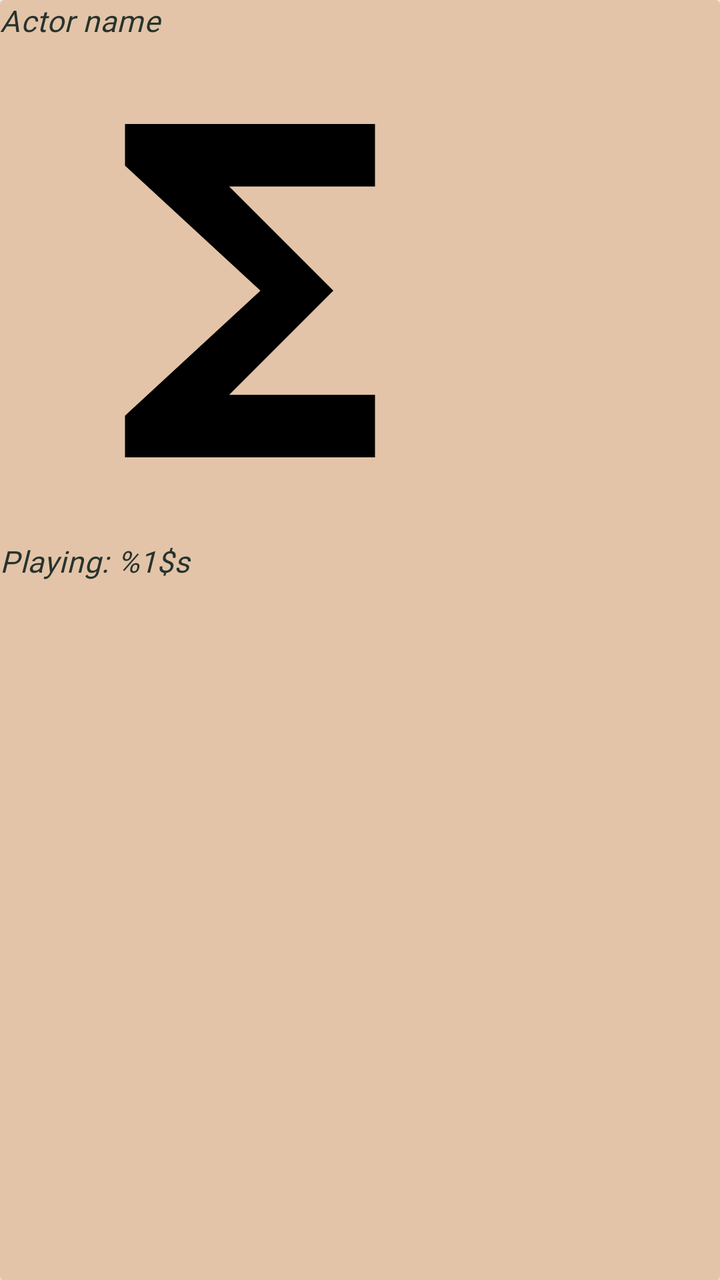
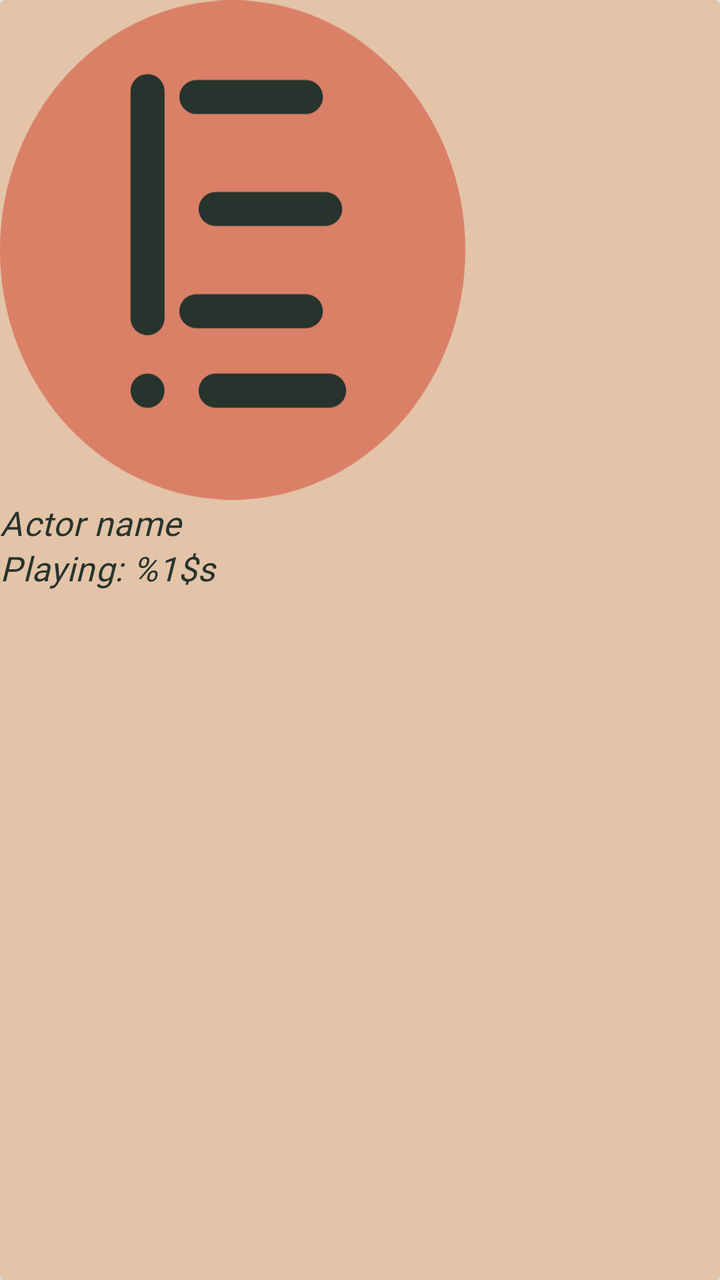

Before-and-after screenshots of an Android layout around one commit, followed by the original layout XML and the change that was made.
<!-- AndroidManifest.xml: another module's application theme Theme.ECatalogs -->
<!-- res/layout/actors_entry.xml -->
<?xml version="1.0" encoding="utf-8"?>
<androidx.cardview.widget.CardView xmlns:android="http://schemas.android.com/apk/res/android"
    android:layout_width="wrap_content"
    android:layout_height="wrap_content"
    android:layout_marginEnd="@dimen/two_dp"
    android:backgroundTint="?attr/colorSurface"
    android:elevation="0dp">

    <LinearLayout
        android:layout_width="wrap_content"
        android:layout_height="wrap_content"
        android:orientation="vertical">

        <TextView
            android:id="@+id/actor_name"
            android:layout_width="match_parent"
            android:layout_height="wrap_content"
            android:layout_gravity="center_horizontal"
            android:hint="@string/actor_name"
            android:textAppearance="?attr/textAppearanceBody2" />

        <ImageView
            android:id="@+id/actor_image"
            android:layout_width="wrap_content"
            android:layout_height="@dimen/image_height"
            android:adjustViewBounds="true"
            android:contentDescription="@string/actor_image"
            android:maxWidth="@dimen/max_image_width"
            android:minWidth="@dimen/min_image_width"
            android:scaleType="fitCenter"
            android:src="@drawable/ic_image" />

        <TextView
            android:id="@+id/actor_character"
            android:layout_width="match_parent"
            android:layout_height="wrap_content"
            android:layout_gravity="center_horizontal"
            android:text="@string/as_character"
            android:textAppearance="?attr/textAppearanceBody2" />

    </LinearLayout>
</androidx.cardview.widget.CardView>
<!-- resources referenced by this layout -->
<resources>
  <dimen name="image_height">250dp</dimen>
  <dimen name="max_image_width">400dp</dimen>
  <dimen name="min_image_width">150dp</dimen>
  <dimen name="two_dp">2dp</dimen>
  <!-- drawable ic_image (drawable) -->
  <vector xmlns:android="http://schemas.android.com/apk/res/android"
      android:width="24dp"
      android:height="24dp"
      android:tint="#000000"
      android:viewportWidth="24"
      android:viewportHeight="24">
      <path
          android:fillColor="@android:color/white"
          android:pathData="M18,4H6v2l6.5,6L6,18v2h12v-3h-7l5,-5 -5,-5h7V4z" />
  </vector>
  <string name="actor_image">actor image</string>
  <string name="actor_name">Actor name</string>
  <string name="as_character">Playing: %1$s</string>
  <style name="Theme.ECatalogs" parent="Base.Theme.ECatalogs">
  
          <item name="colorSurface">@color/color_surface</item>
          <item name="colorOnSurface">@color/color_on_surface</item>
          <item name="colorOnBackground">@color/color_on_background</item>
          <item name="colorSecondary">@color/color_secondary</item>
          <item name="colorOnPrimary">@color/black</item>
          <item name="colorOnSecondary">@color/black</item>
          <item name="android:textColor">@color/black</item>
          <item name="android:textColorHint">@color/black</item>
  
          <item name="android:statusBarColor">@color/white</item>
          <item name="android:windowLightStatusBar">true</item>
  
  
      </style>
  <color name="color_surface">#E3C4A8</color>
  <color name="color_on_surface">#EBAF81</color>
  <color name="color_on_background">#35EBAF81</color>
  <color name="color_secondary">#DA8067</color>
  <color name="black">#27332D</color>
  <color name="white">#E9E2D0</color>
  <style name="ShapeAppearance.ECatalog.SmallComponent" parent="ShapeAppearance.MaterialComponents.SmallComponent">
          <item name="cornerFamily">rounded</item>
          <item name="cornerSize">@dimen/reply_small_component_corner_radius</item>
      </style>
  <style name="ShapeAppearance.ECatalog.LargeComponent" parent="ShapeAppearance.MaterialComponents.LargeComponent">
          <item name="cornerFamily">rounded</item>
          <item name="cornerSize">@dimen/reply_large_component_corner_radius</item>
      </style>
  <style name="TextAppearance.MdcTypographyStyles.Body2" parent="TextAppearance.MaterialComponents.Body2">
          <item name="fontFamily">@font/high_tower_text</item>
          <item name="android:fontFamily">@font/high_tower_text</item>
          <item name="android:textStyle">italic</item>
          <item name="android:textSize">15sp</item>
      </style>
  <dimen name="reply_small_component_corner_radius">8dp</dimen>
  <dimen name="reply_medium_component_corner_radius">12dp</dimen>
  <dimen name="reply_large_component_corner_radius">24dp</dimen>
  <!-- unchanged entries left out for length: 8 -->
</resources>

<!-- the commit's change to res/layout/actors_entry.xml (unified diff, before → after) -->
@@ -11,14 +11,6 @@
         android:layout_height="wrap_content"
         android:orientation="vertical">
 
-        <TextView
-            android:id="@+id/actor_name"
-            android:layout_width="match_parent"
-            android:layout_height="wrap_content"
-            android:layout_gravity="center_horizontal"
-            android:hint="@string/actor_name"
-            android:textAppearance="?attr/textAppearanceBody2" />
-
         <ImageView
             android:id="@+id/actor_image"
             android:layout_width="wrap_content"
@@ -28,7 +20,15 @@
             android:maxWidth="@dimen/max_image_width"
             android:minWidth="@dimen/min_image_width"
             android:scaleType="fitCenter"
-            android:src="@drawable/ic_image" />
+            android:src="@drawable/filled_icon" />
+
+        <TextView
+            android:id="@+id/actor_name"
+            android:layout_width="match_parent"
+            android:layout_height="wrap_content"
+            android:layout_gravity="center_horizontal"
+            android:hint="@string/actor_name"
+            android:textAppearance="?attr/textAppearanceBody2" />
 
         <TextView
             android:id="@+id/actor_character"
<!-- resource entries referenced after the edit -->
@@ -4,16 +4,51 @@
   <dimen name="max_image_width">400dp</dimen>
   <dimen name="min_image_width">150dp</dimen>
   <dimen name="two_dp">2dp</dimen>
-  <!-- drawable ic_image (drawable) -->
+  <!-- drawable filled_icon (drawable) -->
   <vector xmlns:android="http://schemas.android.com/apk/res/android"
-      android:width="24dp"
-      android:height="24dp"
-      android:tint="#000000"
-      android:viewportWidth="24"
-      android:viewportHeight="24">
-      <path
-          android:fillColor="@android:color/white"
-          android:pathData="M18,4H6v2l6.5,6L6,18v2h12v-3h-7l5,-5 -5,-5h7V4z" />
+      android:width="41dp"
+      android:height="44dp"
+      android:viewportWidth="41"
+      android:viewportHeight="44">
+    <path
+        android:pathData="M0,22a20.5,22 0,1 0,41 0a20.5,22 0,1 0,-41 0z"
+        android:fillColor="#DA8067"/>
+    <path
+        android:pathData="M13,8V28"
+        android:strokeWidth="3"
+        android:fillColor="#00000000"
+        android:strokeColor="#27332D"
+        android:strokeLineCap="round"/>
+    <path
+        android:pathData="M13,34.389V34.399"
+        android:strokeWidth="3"
+        android:fillColor="#00000000"
+        android:strokeColor="#27332D"
+        android:strokeLineCap="round"/>
+    <path
+        android:pathData="M17.303,8.522H26.955"
+        android:strokeWidth="3"
+        android:fillColor="#00000000"
+        android:strokeColor="#27332D"
+        android:strokeLineCap="round"/>
+    <path
+        android:pathData="M19,18.389H28.652"
+        android:strokeWidth="3"
+        android:fillColor="#00000000"
+        android:strokeColor="#27332D"
+        android:strokeLineCap="round"/>
+    <path
+        android:pathData="M17.3,27.389H26.952"
+        android:strokeWidth="3"
+        android:fillColor="#00000000"
+        android:strokeColor="#27332D"
+        android:strokeLineCap="round"/>
+    <path
+        android:pathData="M19,34.389H29"
+        android:strokeWidth="3"
+        android:fillColor="#00000000"
+        android:strokeColor="#27332D"
+        android:strokeLineCap="round"/>
   </vector>
   <string name="actor_image">actor image</string>
   <string name="actor_name">Actor name</string>
@@ -28,7 +63,8 @@
           <item name="colorOnSecondary">@color/black</item>
           <item name="android:textColor">@color/black</item>
           <item name="android:textColorHint">@color/black</item>
-  
+          <item name="colorOnSurfaceVariant">@color/white</item>
+          <item name="colorPrimaryContainer">@color/white</item>
           <item name="android:statusBarColor">@color/white</item>
           <item name="android:windowLightStatusBar">true</item>
   
@@ -52,7 +88,7 @@
           <item name="fontFamily">@font/high_tower_text</item>
           <item name="android:fontFamily">@font/high_tower_text</item>
           <item name="android:textStyle">italic</item>
-          <item name="android:textSize">15sp</item>
+          <item name="android:textSize">17sp</item>
       </style>
   <dimen name="reply_small_component_corner_radius">8dp</dimen>
   <dimen name="reply_medium_component_corner_radius">12dp</dimen>
